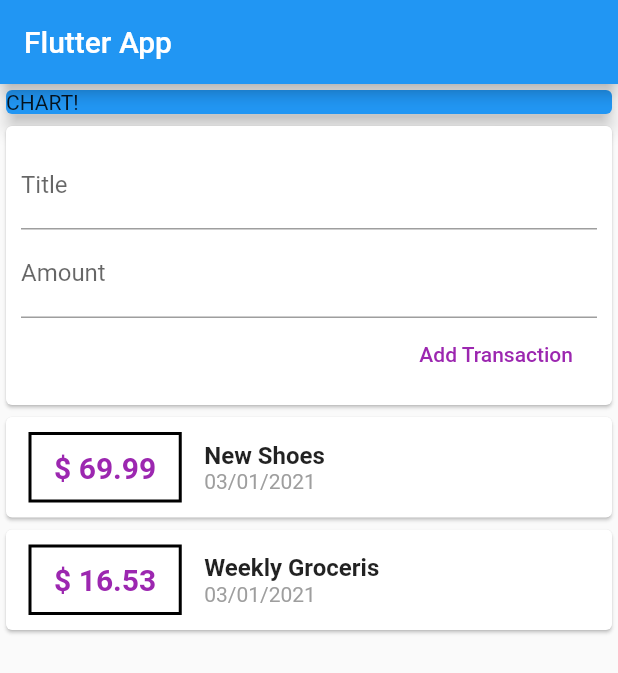
After one commit to CaioSantAnna-Flutter/Personal-Expenses-App, a Flutter app: the screen it shows after launch, on a phone screen of 412 x 824 dp. The commit adds this screen. Shown: the top 673 px of the screen. Run offline on Flutter 3.47's test engine with Material 2 defaults, Android fonts, the phone set to English and light mode, and no system bars.

Commit message:
Continuação...

```diff
--- /dev/null
+++ b/lib/widgets/new_transaction.dart
@@ -0,0 +1,43 @@
+import 'package:flutter/material.dart';
+
+class NewTransaction extends StatelessWidget {
+  final Function addNewTransaction;
+  final titleController = TextEditingController();
+  final amountController = TextEditingController();
+
+  NewTransaction(this.addNewTransaction);
+
+  @override
+  Widget build(BuildContext context) {
+    return Card(
+      child: Container(
+        padding: EdgeInsets.all(10),
+        child: Column(
+          crossAxisAlignment: CrossAxisAlignment.end,
+          children: <Widget>[
+            TextField(
+              decoration: InputDecoration(
+                labelText: 'Title',
+              ),
+              controller: titleController,
+              // onChanged: (value) => titleInput = value,
+            ),
+            TextField(
+              decoration: InputDecoration(
+                labelText: 'Amount',
+              ),
+              controller: amountController,
+              // onChanged: (value) => titleInput = value,
+            ),
+            FlatButton(
+              child: Text('Add Transaction'),
+              textColor: Colors.purple,
+              onPressed: () => addNewTransaction(
+                  titleController.text, double.parse(amountController.text)),
+            )
+          ],
+        ),
+      ),
+    );
+  }
+}
--- /dev/null
+++ b/lib/widgets/transaction_list.dart
@@ -0,0 +1,68 @@
+import 'package:flutter/material.dart';
+import 'package:intl/intl.dart';
+
+import '../models/transaction.dart';
+
+class TransactionList extends StatelessWidget {
+  final List<Transaction> transactions;
+
+  TransactionList(this.transactions);
+
+  @override
+  Widget build(BuildContext context) {
+    return Container(
+      height: 300,
+      child: ListView.builder(
+        itemBuilder: (context, index) {
+          return Card(
+            child: Row(
+              children: <Widget>[
+                Container(
+                  margin: EdgeInsets.symmetric(
+                    vertical: 10,
+                    horizontal: 15,
+                  ),
+                  decoration: BoxDecoration(
+                    border: Border.all(color: Colors.black, width: 2),
+                  ),
+                  padding: EdgeInsets.symmetric(
+                    vertical: 10,
+                    horizontal: 15,
+                  ),
+                  child: Text(
+                    '\$ ${transactions[index].amount}',
+                    style: TextStyle(
+                      fontWeight: FontWeight.bold,
+                      fontSize: 20,
+                      color: Colors.purple,
+                    ),
+                  ),
+                ),
+                Column(
+                  crossAxisAlignment: CrossAxisAlignment.start,
+                  children: <Widget>[
+                    Text(
+                      transactions[index].title,
+                      style: TextStyle(
+                        fontWeight: FontWeight.bold,
+                        fontSize: 16,
+                      ),
+                    ),
+                    Text(
+                      DateFormat('dd/MM/yyyy').format(transactions[index].date),
+                      style: TextStyle(
+                        fontSize: 14,
+                        color: Colors.grey,
+                      ),
+                    )
+                  ],
+                )
+              ],
+            ),
+          );
+        },
+        itemCount: transactions.length,
+      ),
+    );
+  }
+}
--- /dev/null
+++ b/lib/widgets/user_transactions.dart
@@ -0,0 +1,50 @@
+import 'package:flutter/material.dart';
+
+import './new_transaction.dart';
+import './transaction_list.dart';
+
+import '../models/transaction.dart';
+
+class UserTransactions extends StatefulWidget {
+  @override
+  _UserTransactionsState createState() => _UserTransactionsState();
+}
+
+class _UserTransactionsState extends State<UserTransactions> {
+  final List<Transaction> _userTransactions = [
+    Transaction(
+      id: 'T1',
+      title: 'New Shoes',
+      amount: 69.99,
+      date: DateTime.now(),
+    ),
+    Transaction(
+      id: 'T2',
+      title: 'Weekly Groceris',
+      amount: 16.53,
+      date: DateTime.now(),
+    )
+  ];
+
+  void _addNewTransaction(String title, double amount) {
+    final newTransaction = new Transaction(
+        title: title,
+        amount: amount,
+        date: DateTime.now(),
+        id: DateTime.now().toString());
+
+    setState(() {
+      _userTransactions.add(newTransaction);
+    });
+  }
+
+  @override
+  Widget build(BuildContext context) {
+    return Column(
+      children: <Widget>[
+        NewTransaction(_addNewTransaction),
+        TransactionList(_userTransactions),
+      ],
+    );
+  }
+}
```
Also changed, not shown: lib/main.dart (+2 -98 lines), lib/models/transaction.dart (renamed from lib/transaction.dart).
